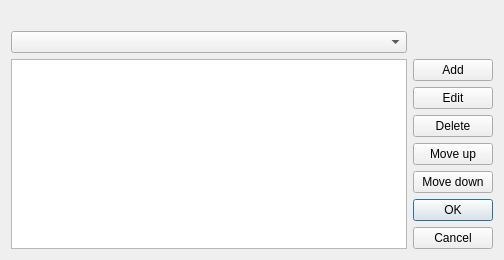
minff/xyz-qgis-plugin, file XYZHubConnector/gui/ui/token_dialog.ui: the form before one commit.
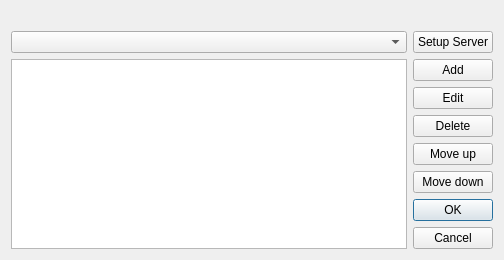
The form after the commit.

Commit message:
add button that open server dialog to token dialog
+ quick hack to reuse function in token_ux (main dialog)

```diff
--- a/XYZHubConnector/gui/ui/token_dialog.ui
+++ b/XYZHubConnector/gui/ui/token_dialog.ui
@@ -37,6 +37,16 @@
      </property>
     </widget>
    </item>
+   <item row="1" column="1">
+    <widget class="QPushButton" name="btn_server">
+     <property name="text">
+      <string>Setup Server</string>
+     </property>
+     <property name="autoDefault">
+      <bool>false</bool>
+     </property>
+    </widget>
+   </item>
    <item row="2" column="0" rowspan="7">
     <widget class="QTableView" name="tableView"/>
    </item>
```
The commit also changes 2 other files.
